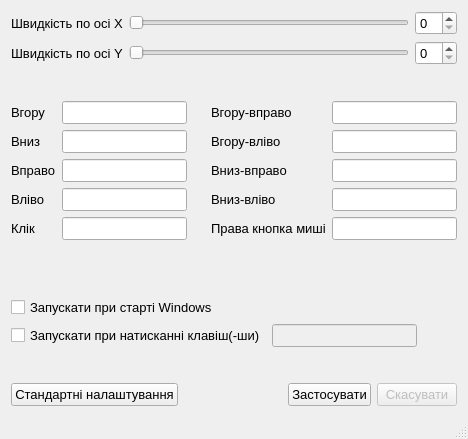
Qt form mainwindow.ui (YevYar/Mouse-Emulator) before a commit.
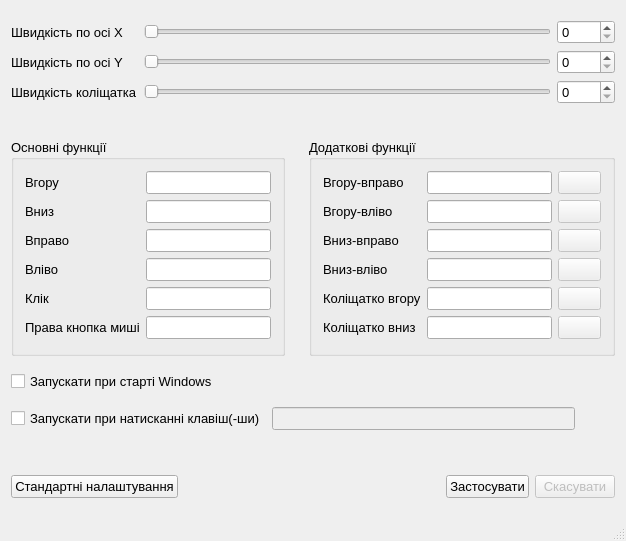
The same form after that commit. Icons and pictures are not drawn.

Diff of the .ui file:
```diff
--- a/mainwindow.ui
+++ b/mainwindow.ui
@@ -6,8 +6,8 @@
    <rect>
     <x>0</x>
     <y>0</y>
-    <width>436</width>
-    <height>439</height>
+    <width>569</width>
+    <height>541</height>
    </rect>
   </property>
   <property name="sizePolicy">
@@ -152,6 +152,63 @@
         </property>
        </widget>
       </item>
+      <item row="2" column="0">
+       <widget class="QLabel" name="labelSpeedWheel">
+        <property name="sizePolicy">
+         <sizepolicy hsizetype="Preferred" vsizetype="Preferred">
+          <horstretch>1</horstretch>
+          <verstretch>0</verstretch>
+         </sizepolicy>
+        </property>
+        <property name="toolTip">
+         <string comment="Ви можете змінити швидкість руху вказівника миші а допомогою цього параметра" extracomment="Ви можете змінити швидкість руху вказівника миші а допомогою цього параметра">Ви можете змінити швидкість руху вказівника миші а допомогою цього параметра</string>
+        </property>
+        <property name="statusTip">
+         <string comment="Ви можете змінити швидкість руху вказівника миші а допомогою цього параметра" extracomment="Ви можете змінити швидкість руху вказівника миші а допомогою цього параметра">Ви можете змінити швидкість руху вказівника миші а допомогою цього параметра</string>
+        </property>
+        <property name="whatsThis">
+         <string comment="Ви можете змінити швидкість руху вказівника миші а допомогою цього параметра" extracomment="Ви можете змінити швидкість руху вказівника миші а допомогою цього параметра">Ви можете змінити швидкість руху вказівника миші а допомогою цього параметра</string>
+        </property>
+        <property name="text">
+         <string comment="Ви можете змінити швидкість руху вказівника миші а допомогою цього параметра" extracomment="Ви можете змінити швидкість руху вказівника миші а допомогою цього параметра">Швидкість коліщатка</string>
+        </property>
+       </widget>
+      </item>
+      <item row="2" column="1">
+       <widget class="QSlider" name="sliderSpeedWheel">
+        <property name="sizePolicy">
+         <sizepolicy hsizetype="Expanding" vsizetype="Fixed">
+          <horstretch>3</horstretch>
+          <verstretch>0</verstretch>
+         </sizepolicy>
+        </property>
+        <property name="sizeIncrement">
+         <size>
+          <width>2</width>
+          <height>0</height>
+         </size>
+        </property>
+        <property name="orientation">
+         <enum>Qt::Horizontal</enum>
+        </property>
+       </widget>
+      </item>
+      <item row="2" column="2">
+       <widget class="QSpinBox" name="spinBoxSpeedWheel">
+        <property name="sizePolicy">
+         <sizepolicy hsizetype="Minimum" vsizetype="Fixed">
+          <horstretch>1</horstretch>
+          <verstretch>0</verstretch>
+         </sizepolicy>
+        </property>
+        <property name="sizeIncrement">
+         <size>
+          <width>0</width>
+          <height>0</height>
+         </size>
+        </property>
+       </widget>
+      </item>
      </layout>
     </item>
     <item>
@@ -165,7 +222,7 @@
       <property name="sizeHint" stdset="0">
        <size>
         <width>20</width>
-        <height>30</height>
+        <height>20</height>
        </size>
       </property>
      </spacer>
@@ -173,7 +230,23 @@
     <item>
      <layout class="QHBoxLayout" name="horizontalLayout_3">
       <item>
-       <layout class="QFormLayout" name="formLayout">
+       <widget class="QGroupBox" name="groupBoxMainFun">
+        <property name="minimumSize">
+         <size>
+          <width>0</width>
+          <height>217</height>
+         </size>
+        </property>
+        <property name="maximumSize">
+         <size>
+          <width>16777215</width>
+          <height>217</height>
+         </size>
+        </property>
+        <property name="title">
+         <string>Основні функції</string>
+        </property>
+        <layout class="QGridLayout" name="gridLayout_3">
         <item row="0" column="0">
          <widget class="QLabel" name="labelUp">
           <property name="sizePolicy">
@@ -289,7 +362,34 @@
           </property>
          </widget>
         </item>
-       </layout>
+         <item row="5" column="0">
+          <widget class="QLabel" name="labelRightClick">
+           <property name="sizePolicy">
+            <sizepolicy hsizetype="Preferred" vsizetype="Preferred">
+             <horstretch>1</horstretch>
+             <verstretch>0</verstretch>
+            </sizepolicy>
+           </property>
+           <property name="text">
+            <string>Права кнопка миші</string>
+           </property>
+          </widget>
+         </item>
+         <item row="5" column="1">
+          <widget class="QLineEdit" name="lineEditRightClick">
+           <property name="sizePolicy">
+            <sizepolicy hsizetype="Expanding" vsizetype="Fixed">
+             <horstretch>3</horstretch>
+             <verstretch>0</verstretch>
+            </sizepolicy>
+           </property>
+           <property name="text">
+            <string/>
+           </property>
+          </widget>
+         </item>
+        </layout>
+       </widget>
       </item>
       <item>
        <spacer name="horizontalSpacer">
@@ -305,7 +405,23 @@
        </spacer>
       </item>
       <item>
-       <layout class="QFormLayout" name="formLayout_2">
+       <widget class="QGroupBox" name="groupBoxExtendedFun">
+        <property name="minimumSize">
+         <size>
+          <width>0</width>
+          <height>217</height>
+         </size>
+        </property>
+        <property name="maximumSize">
+         <size>
+          <width>16777215</width>
+          <height>217</height>
+         </size>
+        </property>
+        <property name="title">
+         <string>Додаткові функції</string>
+        </property>
+        <layout class="QGridLayout" name="gridLayout_2">
         <item row="0" column="0">
          <widget class="QLabel" name="labelUpRight">
           <property name="sizePolicy">
@@ -329,6 +445,35 @@
           </property>
          </widget>
         </item>
+         <item row="0" column="2">
+          <widget class="QPushButton" name="pushButtonDelUR">
+           <property name="enabled">
+            <bool>false</bool>
+           </property>
+           <property name="sizePolicy">
+            <sizepolicy hsizetype="Expanding" vsizetype="Fixed">
+             <horstretch>0</horstretch>
+             <verstretch>0</verstretch>
+            </sizepolicy>
+           </property>
+           <property name="toolTip">
+            <string comment="Заборонити виконувати цю дію" extracomment="Заборонити виконувати цю дію">Заборонити виконувати цю дію</string>
+           </property>
+           <property name="statusTip">
+            <string comment="Заборонити виконувати цю дію" extracomment="Заборонити виконувати цю дію">Заборонити виконувати цю дію</string>
+           </property>
+           <property name="whatsThis">
+            <string comment="Заборонити виконувати цю дію" extracomment="Заборонити виконувати цю дію">Заборонити виконувати цю дію</string>
+           </property>
+           <property name="text">
+            <string/>
+           </property>
+           <property name="icon">
+            <iconset resource="resources.qrc">
+             <normaloff>:/close.png</normaloff>:/close.png</iconset>
+           </property>
+          </widget>
+         </item>
         <item row="1" column="0">
          <widget class="QLabel" name="labelUpLeft">
           <property name="sizePolicy">
@@ -352,6 +497,35 @@
           </property>
          </widget>
         </item>
+         <item row="1" column="2">
+          <widget class="QPushButton" name="pushButtonDelUL">
+           <property name="enabled">
+            <bool>false</bool>
+           </property>
+           <property name="sizePolicy">
+            <sizepolicy hsizetype="Expanding" vsizetype="Fixed">
+             <horstretch>0</horstretch>
+             <verstretch>0</verstretch>
+            </sizepolicy>
+           </property>
+           <property name="toolTip">
+            <string comment="Заборонити виконувати цю дію" extracomment="Заборонити виконувати цю дію">Заборонити виконувати цю дію</string>
+           </property>
+           <property name="statusTip">
+            <string comment="Заборонити виконувати цю дію" extracomment="Заборонити виконувати цю дію">Заборонити виконувати цю дію</string>
+           </property>
+           <property name="whatsThis">
+            <string comment="Заборонити виконувати цю дію" extracomment="Заборонити виконувати цю дію">Заборонити виконувати цю дію</string>
+           </property>
+           <property name="text">
+            <string/>
+           </property>
+           <property name="icon">
+            <iconset resource="resources.qrc">
+             <normaloff>:/close.png</normaloff>:/close.png</iconset>
+           </property>
+          </widget>
+         </item>
         <item row="2" column="0">
          <widget class="QLabel" name="labelDownRight">
           <property name="sizePolicy">
@@ -375,6 +549,35 @@
           </property>
          </widget>
         </item>
+         <item row="2" column="2">
+          <widget class="QPushButton" name="pushButtonDelDR">
+           <property name="enabled">
+            <bool>false</bool>
+           </property>
+           <property name="sizePolicy">
+            <sizepolicy hsizetype="Expanding" vsizetype="Fixed">
+             <horstretch>0</horstretch>
+             <verstretch>0</verstretch>
+            </sizepolicy>
+           </property>
+           <property name="toolTip">
+            <string comment="Заборонити виконувати цю дію" extracomment="Заборонити виконувати цю дію">Заборонити виконувати цю дію</string>
+           </property>
+           <property name="statusTip">
+            <string comment="Заборонити виконувати цю дію" extracomment="Заборонити виконувати цю дію">Заборонити виконувати цю дію</string>
+           </property>
+           <property name="whatsThis">
+            <string comment="Заборонити виконувати цю дію" extracomment="Заборонити виконувати цю дію">Заборонити виконувати цю дію</string>
+           </property>
+           <property name="text">
+            <string/>
+           </property>
+           <property name="icon">
+            <iconset resource="resources.qrc">
+             <normaloff>:/close.png</normaloff>:/close.png</iconset>
+           </property>
+          </widget>
+         </item>
         <item row="3" column="0">
          <widget class="QLabel" name="labelDownLeft">
           <property name="sizePolicy">
@@ -398,8 +601,37 @@
           </property>
          </widget>
         </item>
+         <item row="3" column="2">
+          <widget class="QPushButton" name="pushButtonDelDL">
+           <property name="enabled">
+            <bool>false</bool>
+           </property>
+           <property name="sizePolicy">
+            <sizepolicy hsizetype="Expanding" vsizetype="Fixed">
+             <horstretch>0</horstretch>
+             <verstretch>0</verstretch>
+            </sizepolicy>
+           </property>
+           <property name="toolTip">
+            <string comment="Заборонити виконувати цю дію" extracomment="Заборонити виконувати цю дію">Заборонити виконувати цю дію</string>
+           </property>
+           <property name="statusTip">
+            <string comment="Заборонити виконувати цю дію" extracomment="Заборонити виконувати цю дію">Заборонити виконувати цю дію</string>
+           </property>
+           <property name="whatsThis">
+            <string comment="Заборонити виконувати цю дію" extracomment="Заборонити виконувати цю дію">Заборонити виконувати цю дію</string>
+           </property>
+           <property name="text">
+            <string/>
+           </property>
+           <property name="icon">
+            <iconset resource="resources.qrc">
+             <normaloff>:/close.png</normaloff>:/close.png</iconset>
+           </property>
+          </widget>
+         </item>
         <item row="4" column="0">
-         <widget class="QLabel" name="labelRightClick">
+          <widget class="QLabel" name="labelWheelUp">
           <property name="sizePolicy">
            <sizepolicy hsizetype="Preferred" vsizetype="Preferred">
             <horstretch>1</horstretch>
@@ -407,24 +639,103 @@
            </sizepolicy>
           </property>
           <property name="text">
-           <string>Права кнопка миші</string>
+            <string>Коліщатко вгору</string>
           </property>
          </widget>
         </item>
         <item row="4" column="1">
-         <widget class="QLineEdit" name="lineEditRightClick">
+          <widget class="QLineEdit" name="lineEditWheelUp">
           <property name="sizePolicy">
            <sizepolicy hsizetype="Expanding" vsizetype="Fixed">
             <horstretch>3</horstretch>
             <verstretch>0</verstretch>
            </sizepolicy>
           </property>
+          </widget>
+         </item>
+         <item row="4" column="2">
+          <widget class="QPushButton" name="pushButtonDelWU">
+           <property name="enabled">
+            <bool>false</bool>
+           </property>
+           <property name="sizePolicy">
+            <sizepolicy hsizetype="Expanding" vsizetype="Fixed">
+             <horstretch>0</horstretch>
+             <verstretch>0</verstretch>
+            </sizepolicy>
+           </property>
+           <property name="toolTip">
+            <string comment="Заборонити виконувати цю дію" extracomment="Заборонити виконувати цю дію">Заборонити виконувати цю дію</string>
+           </property>
+           <property name="statusTip">
+            <string comment="Заборонити виконувати цю дію" extracomment="Заборонити виконувати цю дію">Заборонити виконувати цю дію</string>
+           </property>
+           <property name="whatsThis">
+            <string comment="Заборонити виконувати цю дію" extracomment="Заборонити виконувати цю дію">Заборонити виконувати цю дію</string>
+           </property>
           <property name="text">
            <string/>
+           </property>
+           <property name="icon">
+            <iconset resource="resources.qrc">
+             <normaloff>:/close.png</normaloff>:/close.png</iconset>
+           </property>
+          </widget>
+         </item>
+         <item row="5" column="0">
+          <widget class="QLabel" name="labelWheelDown">
+           <property name="sizePolicy">
+            <sizepolicy hsizetype="Preferred" vsizetype="Preferred">
+             <horstretch>1</horstretch>
+             <verstretch>0</verstretch>
+            </sizepolicy>
+           </property>
+           <property name="text">
+            <string>Коліщатко вниз</string>
+           </property>
+          </widget>
+         </item>
+         <item row="5" column="1">
+          <widget class="QLineEdit" name="lineEditWheelDown">
+           <property name="sizePolicy">
+            <sizepolicy hsizetype="Expanding" vsizetype="Fixed">
+             <horstretch>3</horstretch>
+             <verstretch>0</verstretch>
+            </sizepolicy>
+           </property>
+          </widget>
+         </item>
+         <item row="5" column="2">
+          <widget class="QPushButton" name="pushButtonDelWD">
+           <property name="enabled">
+            <bool>false</bool>
+           </property>
+           <property name="sizePolicy">
+            <sizepolicy hsizetype="Expanding" vsizetype="Fixed">
+             <horstretch>0</horstretch>
+             <verstretch>0</verstretch>
+            </sizepolicy>
+           </property>
+           <property name="toolTip">
+            <string comment="Заборонити виконувати цю дію" extracomment="Заборонити виконувати цю дію">Заборонити виконувати цю дію</string>
+           </property>
+           <property name="statusTip">
+            <string comment="Заборонити виконувати цю дію" extracomment="Заборонити виконувати цю дію">Заборонити виконувати цю дію</string>
+           </property>
+           <property name="whatsThis">
+            <string comment="Заборонити виконувати цю дію" extracomment="Заборонити виконувати цю дію">Заборонити виконувати цю дію</string>
+           </property>
+           <property name="text">
+            <string/>
+           </property>
+           <property name="icon">
+            <iconset resource="resources.qrc">
+             <normaloff>:/close.png</normaloff>:/close.png</iconset>
           </property>
          </widget>
         </item>
        </layout>
+       </widget>
       </item>
      </layout>
     </item>
```
Left out of the diff: 2 changed lines with no effect on the pictures. Lines whose indentation alone changed are shown as unchanged.
